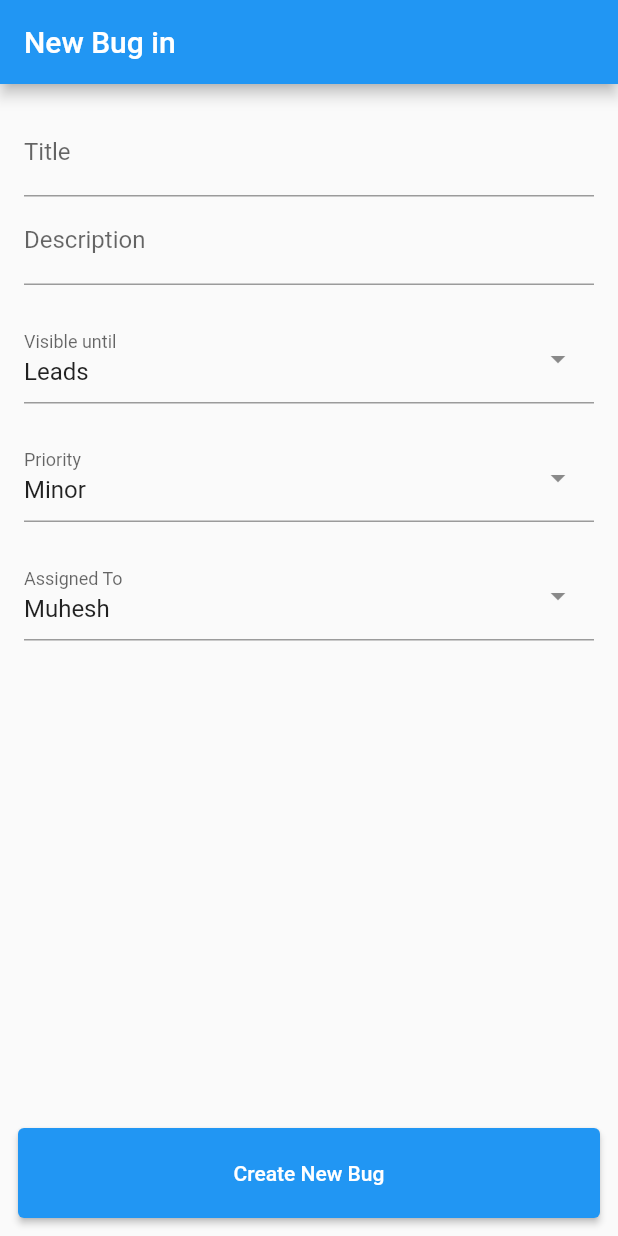
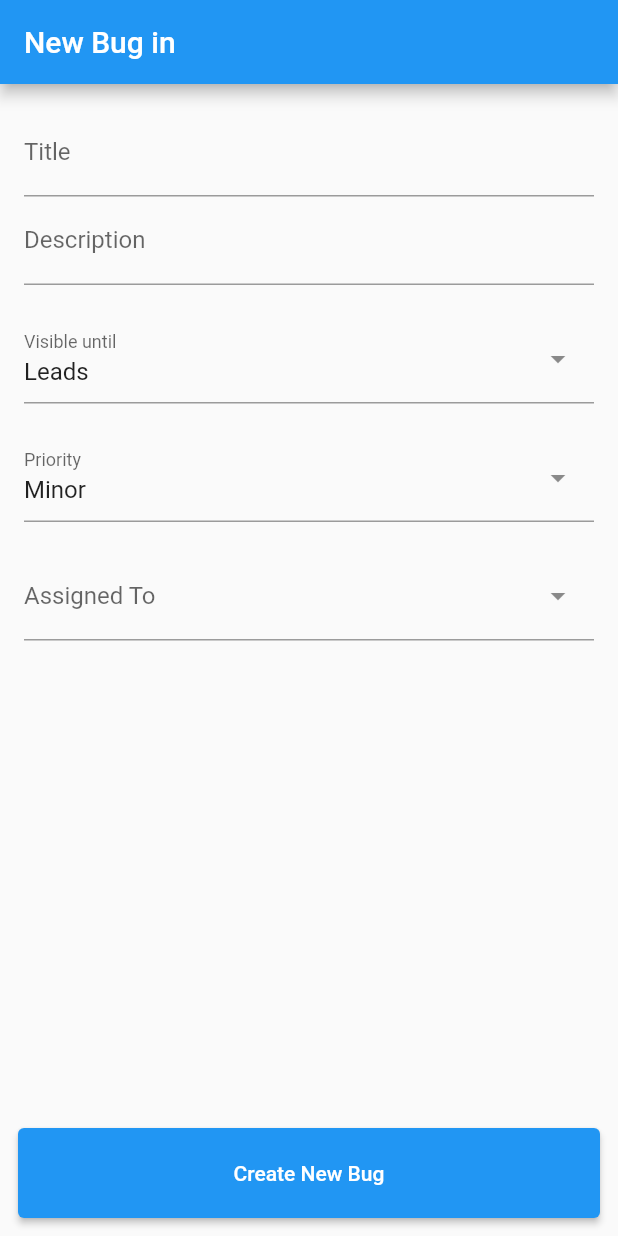
Before and after one commit to satyamurti/Bug-Tracker, a Flutter app: the NewBugPage screen opened directly with empty values, on a phone screen of 412 x 824 dp. Run offline on Flutter 3.47's test engine with Material 2 defaults, Android fonts, the phone set to English and light mode, and no system bars; drawn by our look-alikes of dropdown_search; our stand-ins replace cloud_firestore, firebase_auth, firebase_core, flutter_riverpod, google_sign_in; accounts and stored records are empty; statements that could not run were skipped.

Commit message:
[refactor]: accept Product in NewBugPage

```diff
--- a/lib/pages/home/new_bug_page.dart
+++ b/lib/pages/home/new_bug_page.dart
@@ -1,3 +1,4 @@
+import 'package:bug_tracker/models/auth/product.dart';
 import 'package:bug_tracker/models/auth/user_info.dart';
 import 'package:bug_tracker/models/bug_priority.dart';
 import 'package:bug_tracker/models/role.dart';
@@ -6,16 +7,16 @@ import 'package:flutter/material.dart';
 
 class NewBugPage extends StatelessWidget {
   final UserInfo userInfo;
-  final String productId;
+  final Product product;
 
-  const NewBugPage({Key? key, required this.userInfo, required this.productId})
+  const NewBugPage({Key? key, required this.userInfo, required this.product})
       : super(key: key);
 
   @override
   build(context) => Scaffold(
         appBar: AppBar(
           // TODO: show product name instead of id
-          title: Text('New Bug in $productId'),
+          title: Text('New Bug in ${product.name}'),
         ),
         body: content(),
         bottomNavigationBar: Padding(
@@ -54,11 +55,11 @@ class NewBugPage extends StatelessWidget {
                   const InputDecoration(label: Text('Priority')),
             ),
             const SizedBox(height: 20),
-            // TODO: fetch members of team and show
+            // TODO: add check for min 1 maintainer
             DropdownSearch.multiSelection(
               mode: Mode.MENU,
-              items: const ['Muhesh', 'Satya', 'Sudhindra'],
-              selectedItems: const ['Muhesh'],
+              items: product.maintainers + product.devs,
+              selectedItems: const [],
               dropdownSearchDecoration:
                   const InputDecoration(label: Text('Assigned To')),
             ),
```
Also changed, not shown: lib/pages/home/home_page.dart (+9 -1 lines).
